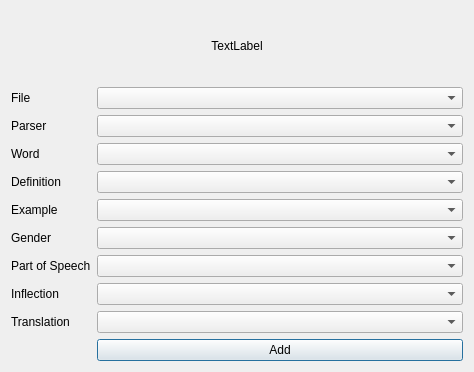
abdnh/anki-zim-reader, file designer/main.ui: the form before one commit.
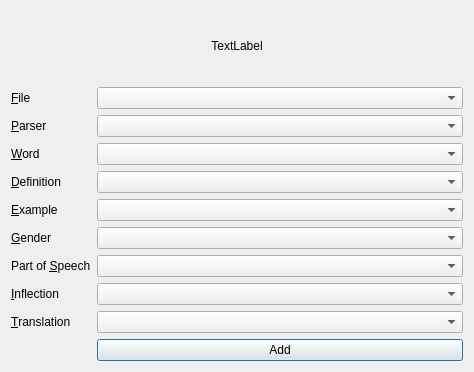
The form after the commit.

```diff
--- a/designer/main.ui
+++ b/designer/main.ui
@@ -36,7 +36,10 @@
      <item row="0" column="0">
       <widget class="QLabel" name="label_6">
        <property name="text">
-        <string>File</string>
+        <string>&amp;File</string>
+       </property>
+       <property name="buddy">
+        <cstring>fileComboBox</cstring>
        </property>
       </widget>
      </item>
@@ -70,56 +73,80 @@
      <item row="1" column="0">
       <widget class="QLabel" name="label_8">
        <property name="text">
-        <string>Parser</string>
+        <string>&amp;Parser</string>
+       </property>
+       <property name="buddy">
+        <cstring>parserComboBox</cstring>
        </property>
       </widget>
      </item>
      <item row="2" column="0">
       <widget class="QLabel" name="label">
        <property name="text">
-        <string>Word</string>
+        <string>&amp;Word</string>
+       </property>
+       <property name="buddy">
+        <cstring>wordFieldComboBox</cstring>
        </property>
       </widget>
      </item>
      <item row="3" column="0">
       <widget class="QLabel" name="label_2">
        <property name="text">
-        <string>Definition</string>
+        <string>&amp;Definition</string>
+       </property>
+       <property name="buddy">
+        <cstring>definitionFieldComboBox</cstring>
        </property>
       </widget>
      </item>
      <item row="4" column="0">
       <widget class="QLabel" name="label_3">
        <property name="text">
-        <string>Example</string>
+        <string>&amp;Example</string>
+       </property>
+       <property name="buddy">
+        <cstring>exampleFieldComboBox</cstring>
        </property>
       </widget>
      </item>
      <item row="5" column="0">
       <widget class="QLabel" name="label_4">
        <property name="text">
-        <string>Gender</string>
+        <string>&amp;Gender</string>
+       </property>
+       <property name="buddy">
+        <cstring>genderFieldComboBox</cstring>
        </property>
       </widget>
      </item>
      <item row="6" column="0">
       <widget class="QLabel" name="label_5">
        <property name="text">
-        <string>Part of Speech</string>
+        <string>Part of &amp;Speech</string>
+       </property>
+       <property name="buddy">
+        <cstring>POSFieldComboBox</cstring>
        </property>
       </widget>
      </item>
      <item row="7" column="0">
       <widget class="QLabel" name="label_9">
        <property name="text">
-        <string>Inflection</string>
+        <string>&amp;Inflection</string>
+       </property>
+       <property name="buddy">
+        <cstring>inflectionFieldComboBox</cstring>
        </property>
       </widget>
      </item>
      <item row="8" column="0">
       <widget class="QLabel" name="label_10">
        <property name="text">
-        <string>Translation</string>
+        <string>&amp;Translation</string>
+       </property>
+       <property name="buddy">
+        <cstring>translationFieldComboBox</cstring>
        </property>
       </widget>
      </item>
```
